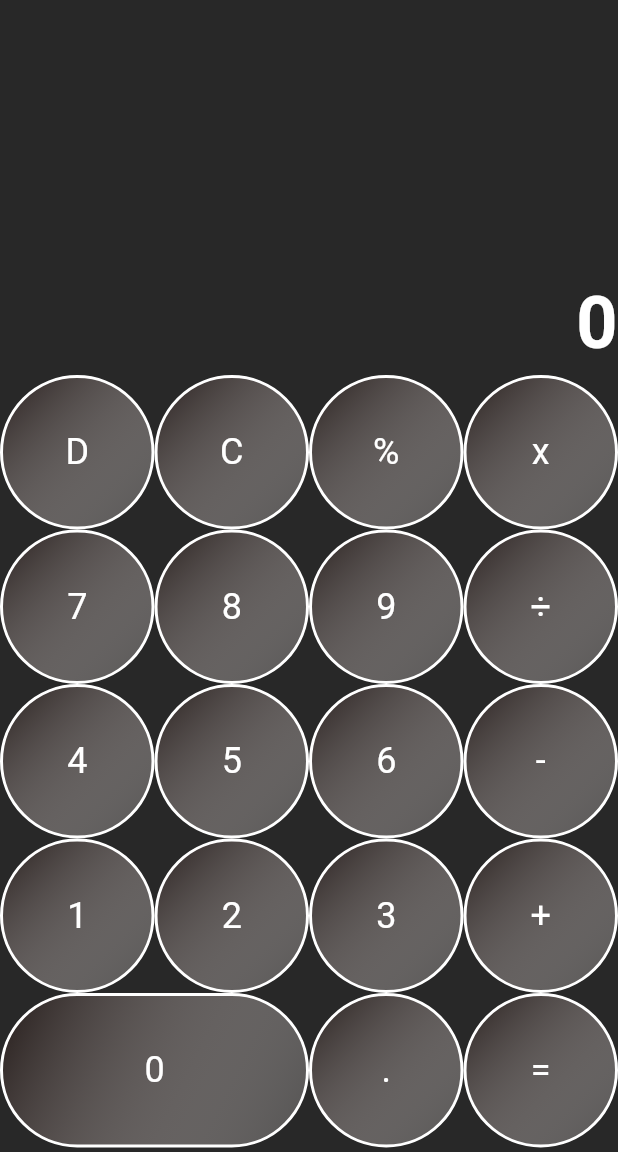
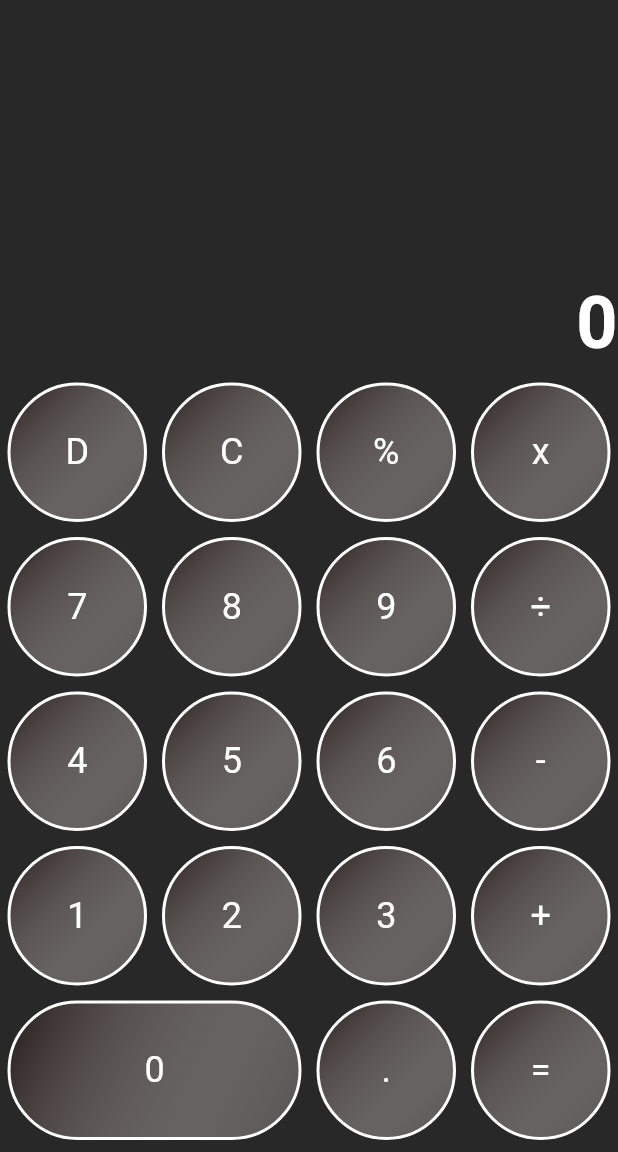
Before and after one commit to Huzaifa-Quadri/Calculator-App, a Flutter app: the screen it shows after launch, on a phone screen of 412 x 824 dp, the part 84-1236 px from its top. Run offline on Flutter 3.47's test engine with Material 3 defaults, Android fonts, the phone set to English and light mode, and no system bars.

Commit message:
Button Size fixed

```diff
--- a/lib/buildbutton.dart
+++ b/lib/buildbutton.dart
@@ -5,38 +5,23 @@ class NumberButton extends StatelessWidget {
   const NumberButton({super.key, required this.bvalue, required this.onButtonPress});
   final String bvalue;
 
-  final void  Function(String valueb) onButtonPress;
+  final void Function(String valueb) onButtonPress;
 
   @override
   Widget build(BuildContext context) {
     final screenSize = MediaQuery.of(context).size;
-    // return Container(
-    //   // padding: const EdgeInsets.all(10),
-    //   width: screenSize.width / 4,
-    //   height: screenSize.width / 5,
-    //   alignment: Alignment.center,
-    //   child: InkWell(
-    //     onTap: () {},
-    //     // borderRadius: BorderRadius.circular(1000),
-    //     // customBorder: CircleBorder(eccentricity: 1.0,side: BorderSide(color: Colors.white38)),
-    //     child: Text(
-    //       bvalue,
-    //       style: const TextStyle(
-    //         color: Colors.white,
-    //       ),
-    //     ),
-    //   ),
-    // );
-    return InkWell(
+
+    return Container(                     //? Wrapping inside another conrtainer worked for me to add padding and configure button size.
+      width: bvalue==Btn.n0?screenSize.width/2 : screenSize.width /4,
+      height: screenSize.width / 4,
+      padding: const EdgeInsets.all(5),
+      child: InkWell(
         borderRadius: BorderRadius.circular(screenSize.width / 2),
         onTap: (){onButtonPress(bvalue);},
         child: Container(
-        // margin: EdgeInsets.all(2),
-        width: bvalue==Btn.n0?screenSize.width/2 : screenSize.width / 4,
-        height: screenSize.width / 4,
           clipBehavior: Clip.hardEdge,
           decoration: BoxDecoration(
-          borderRadius: BorderRadius.circular(screenSize.width / 4),
+            borderRadius: BorderRadius.circular(screenSize.width / 1),
             border: Border.all(
               color: Colors.white, // White border color
               width: 2.0, // Adjust border width as needed
@@ -59,6 +44,7 @@ class NumberButton extends StatelessWidget {
             ),
           ),
         ),
+      ),
     );
   }
 }
--- a/lib/calculatorScreen.dart
+++ b/lib/calculatorScreen.dart
@@ -104,7 +104,7 @@ class _CalculatorScreenState extends State<CalculatorScreen> {
 
   @override
   Widget build(BuildContext context) {
-    // final screenSize = MediaQuery.of(context);
+    final screenSize = MediaQuery.of(context).size;
     return Scaffold(
       appBar: AppBar(
           backgroundColor: Colors.blueGrey,
@@ -114,7 +114,10 @@ class _CalculatorScreenState extends State<CalculatorScreen> {
             style: TextStyle(backgroundColor: Color.fromARGB(0, 0, 0, 0)),
           )),
       backgroundColor: const Color.fromARGB(255, 40, 40, 40),
-      body: SingleChildScrollView(
+      body: SizedBox(
+        height: screenSize.height,
+        width: screenSize.width,
+        child: SingleChildScrollView(
           child: Column(
             //* Output area
             children: [
@@ -136,12 +139,13 @@ class _CalculatorScreenState extends State<CalculatorScreen> {
                     .map(
                       (characters) => NumberButton(
                           bvalue: characters,
-                      onButtonPress: (String valueb) {onBtnTap(valueb);print(valueb);},
+                          onButtonPress: (String valueb) {onBtnTap(valueb);},
                         ),
                       )
                     .toList(),
               )
             ],
+          ),
         ),
       ),
     );
@@ -174,6 +178,9 @@ class _CalculatorScreenState extends State<CalculatorScreen> {
       if (number1.contains(".0")) {
         number1 = number1.substring(0,number1.length-2);
       }
+      else if (number1.endsWith(".")) {
+        number1 = number1.substring(0,number1.length-1);
+      }
       number2 = "";
       operator1 = "";
     });
```
Lines whose indentation alone changed are shown as unchanged.
